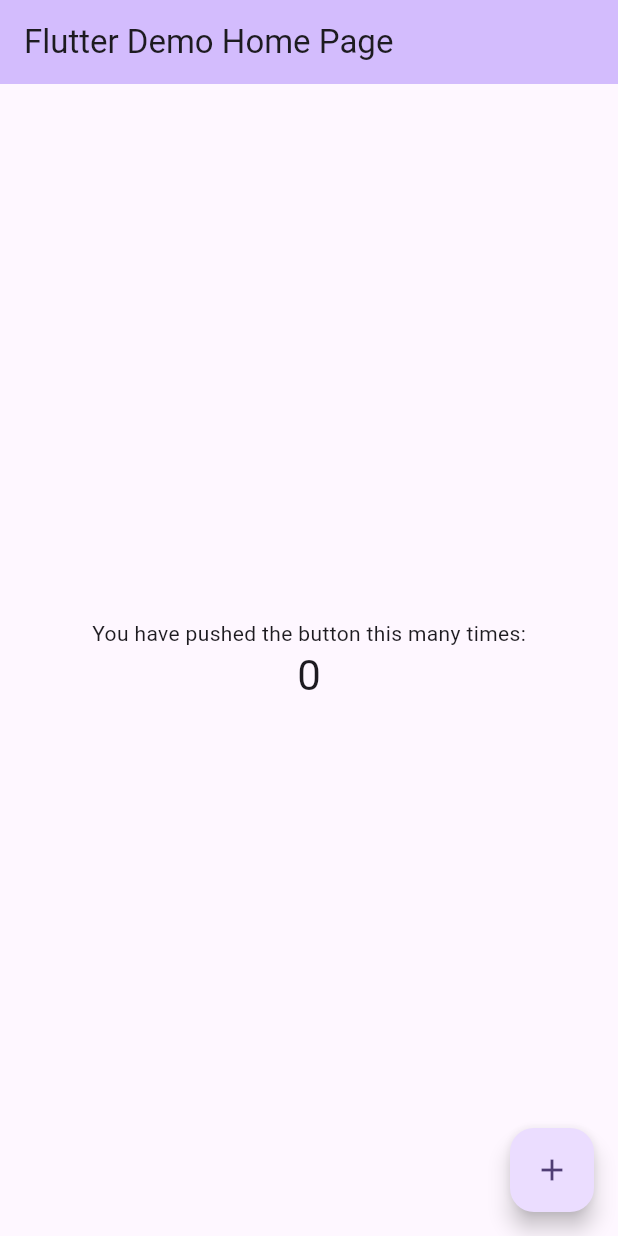
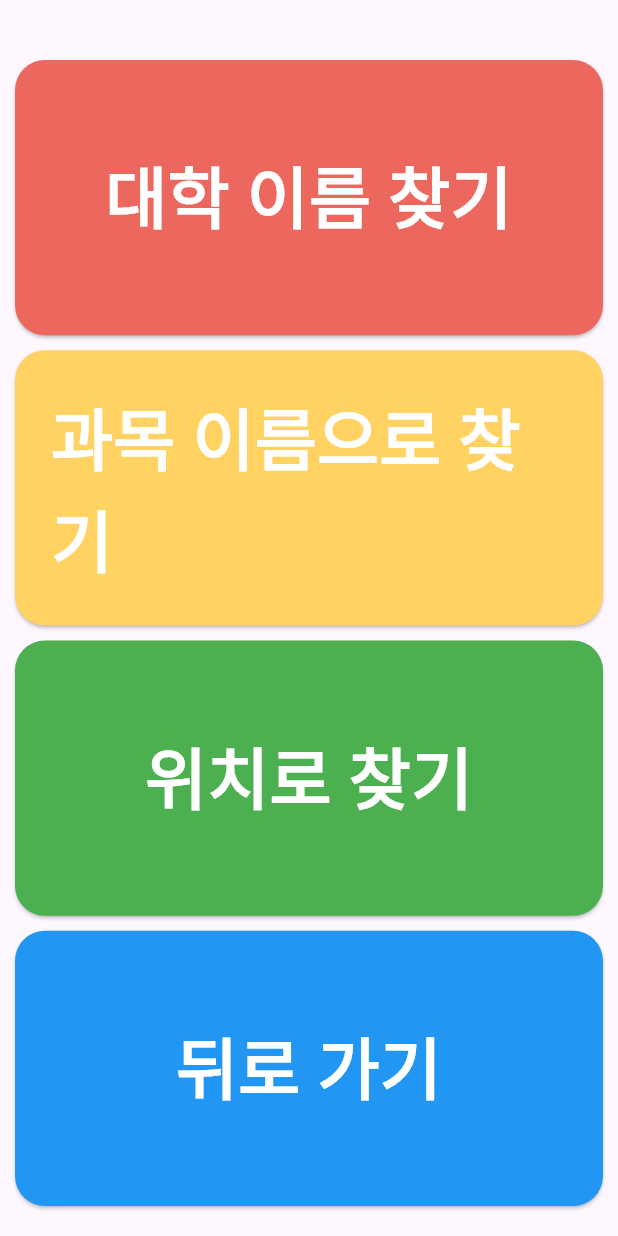
Before and after one commit to BlueDragonThon/FRONT, a Flutter app: the screen it shows after launch, on a phone screen of 412 x 824 dp. Run offline on Flutter 3.47's test engine with Material 3 defaults, Android fonts, the phone set to English and light mode, and no system bars.

Commit message:
feat: 대학찾기 선택지 스크린

```diff
--- a/lib/main.dart
+++ b/lib/main.dart
@@ -1,125 +1,22 @@
+import 'package:bluedragonthon/screens/search.dart';
 import 'package:flutter/material.dart';
 
-void main() {
+
+void main() async {
+  WidgetsFlutterBinding.ensureInitialized();
   runApp(const MyApp());
 }
+
 
 class MyApp extends StatelessWidget {
   const MyApp({super.key});
 
-  // This widget is the root of your application.
   @override
   Widget build(BuildContext context) {
     return MaterialApp(
-      title: 'Flutter Demo',
-      theme: ThemeData(
-        // This is the theme of your application.
-        //
-        // TRY THIS: Try running your application with "flutter run". You'll see
-        // the application has a purple toolbar. Then, without quitting the app,
-        // try changing the seedColor in the colorScheme below to Colors.green
-        // and then invoke "hot reload" (save your changes or press the "hot
-        // reload" button in a Flutter-supported IDE, or press "r" if you used
-        // the command line to start the app).
-        //
-        // Notice that the counter didn't reset back to zero; the application
-        // state is not lost during the reload. To reset the state, use hot
-        // restart instead.
-        //
-        // This works for code too, not just values: Most code changes can be
-        // tested with just a hot reload.
-        colorScheme: ColorScheme.fromSeed(seedColor: Colors.deepPurple),
-        useMaterial3: true,
-      ),
-      home: const MyHomePage(title: 'Flutter Demo Home Page'),
+      title: 'Flutter demo',
+      debugShowCheckedModeBanner: false,
+      home: const Search(), // 로그인 페이지
     );
   }
 }
-
-class MyHomePage extends StatefulWidget {
-  const MyHomePage({super.key, required this.title});
-
-  // This widget is the home page of your application. It is stateful, meaning
-  // that it has a State object (defined below) that contains fields that affect
-  // how it looks.
-
-  // This class is the configuration for the state. It holds the values (in this
-  // case the title) provided by the parent (in this case the App widget) and
-  // used by the build method of the State. Fields in a Widget subclass are
-  // always marked "final".
-
-  final String title;
-
-  @override
-  State<MyHomePage> createState() => _MyHomePageState();
-}
-
-class _MyHomePageState extends State<MyHomePage> {
-  int _counter = 0;
-
-  void _incrementCounter() {
-    setState(() {
-      // This call to setState tells the Flutter framework that something has
-      // changed in this State, which causes it to rerun the build method below
-      // so that the display can reflect the updated values. If we changed
-      // _counter without calling setState(), then the build method would not be
-      // called again, and so nothing would appear to happen.
-      _counter++;
-    });
-  }
-
-  @override
-  Widget build(BuildContext context) {
-    // This method is rerun every time setState is called, for instance as done
-    // by the _incrementCounter method above.
-    //
-    // The Flutter framework has been optimized to make rerunning build methods
-    // fast, so that you can just rebuild anything that needs updating rather
-    // than having to individually change instances of widgets.
-    return Scaffold(
-      appBar: AppBar(
-        // TRY THIS: Try changing the color here to a specific color (to
-        // Colors.amber, perhaps?) and trigger a hot reload to see the AppBar
-        // change color while the other colors stay the same.
-        backgroundColor: Theme.of(context).colorScheme.inversePrimary,
-        // Here we take the value from the MyHomePage object that was created by
-        // the App.build method, and use it to set our appbar title.
-        title: Text(widget.title),
-      ),
-      body: Center(
-        // Center is a layout widget. It takes a single child and positions it
-        // in the middle of the parent.
-        child: Column(
-          // Column is also a layout widget. It takes a list of children and
-          // arranges them vertically. By default, it sizes itself to fit its
-          // children horizontally, and tries to be as tall as its parent.
-          //
-          // Column has various properties to control how it sizes itself and
-          // how it positions its children. Here we use mainAxisAlignment to
-          // center the children vertically; the main axis here is the vertical
-          // axis because Columns are vertical (the cross axis would be
-          // horizontal).
-          //
-          // TRY THIS: Invoke "debug painting" (choose the "Toggle Debug Paint"
-          // action in the IDE, or press "p" in the console), to see the
-          // wireframe for each widget.
-          mainAxisAlignment: MainAxisAlignment.center,
-          children: <Widget>[
-            const Text(
-              'You have pushed the button this many times:',
-            ),
-            Text(
-              '$_counter',
-              style: Theme.of(context).textTheme.headlineMedium,
-            ),
-          ],
-        ),
-      ),
-      floatingActionButton: FloatingActionButton(
-        onPressed: _incrementCounter,
-        tooltip: 'Increment',
-        child: const Icon(Icons.add),
-      ), // This trailing comma makes auto-formatting nicer for build methods.
-    );
-  }
-}
--- /dev/null
+++ b/lib/screens/search.dart
@@ -0,0 +1,81 @@
+import 'package:bluedragonthon/screens/search_gps.dart';
+import 'package:bluedragonthon/screens/search_subject.dart';
+import 'package:bluedragonthon/screens/search_univ.dart';
+import 'package:flutter/material.dart';
+
+class Search extends StatelessWidget {
+  const Search({super.key});
+
+  void _navigateTo(BuildContext context, Widget screen) {
+    Navigator.push(
+      context,
+      MaterialPageRoute(builder: (context) => screen),
+    );
+  }
+
+  @override
+  Widget build(BuildContext context) {
+    return Scaffold(
+      body: Padding(
+        padding:
+            const EdgeInsets.only(top: 40, bottom: 20, left: 10, right: 10),
+        child: Column(
+          crossAxisAlignment: CrossAxisAlignment.stretch,
+          children: [
+            Expanded(
+              child: ElevatedButton(
+                style: ElevatedButton.styleFrom(
+                  backgroundColor: const Color.fromARGB(255, 236, 104, 95),
+                  shape: RoundedRectangleBorder(
+                    borderRadius: BorderRadius.circular(20),
+                  ),
+                ),
+                onPressed: () => _navigateTo(context, const SearchUniv()),
+                child: const Text('대학 이름 찾기', style: TextStyle(color: Colors.white, fontSize: 45, fontWeight: FontWeight.w700),),
+              ),
+            ),
+            const SizedBox(height: 10),
+            Expanded(
+              child: ElevatedButton(
+                style: ElevatedButton.styleFrom(
+                  backgroundColor: const Color.fromARGB(255, 255, 210, 97),
+                  shape: RoundedRectangleBorder(
+                    borderRadius: BorderRadius.circular(20),
+                  ),
+                ),
+                onPressed: () => _navigateTo(context, const SearchSubject()),
+                child: const Text('과목 이름으로 찾기', style: TextStyle(color: Colors.white, fontSize: 45, fontWeight: FontWeight.w700),),
+              ),
+            ),
+            const SizedBox(height: 10),
+            Expanded(
+              child: ElevatedButton(
+                style: ElevatedButton.styleFrom(
+                  backgroundColor: Colors.green,
+                  shape: RoundedRectangleBorder(
+                    borderRadius: BorderRadius.circular(20),
+                  ),
+                ),
+                onPressed: () => _navigateTo(context, const SearchGPS()),
+                child: const Text('위치로 찾기', style: TextStyle(color: Colors.white, fontSize: 45, fontWeight: FontWeight.w700),),
+              ),
+            ),
+            const SizedBox(height: 10),
+            Expanded(
+              child: ElevatedButton(
+                style: ElevatedButton.styleFrom(
+                  backgroundColor: Colors.blue,
+                  shape: RoundedRectangleBorder(
+                    borderRadius: BorderRadius.circular(20),
+                  ),
+                ),
+                onPressed: () => Navigator.pop(context),
+                child: const Text('뒤로 가기', style: TextStyle(color: Colors.white, fontSize: 45, fontWeight: FontWeight.w700),),
+              ),
+            ),
+          ],
+        ),
+      ),
+    );
+  }
+}
```
Also changed, not shown: lib/screens/search_gps.dart (added, +25 -0 lines), lib/screens/search_subject.dart (added, +25 -0 lines), lib/screens/search_univ.dart (added, +25 -0 lines), lib/screens/reminder.dart (added).
